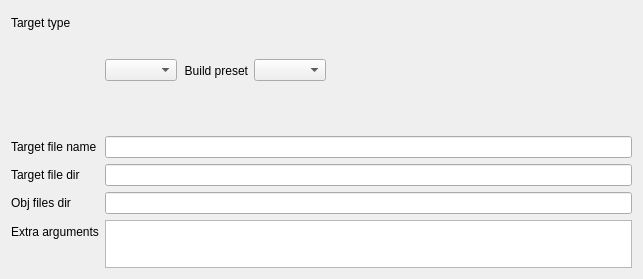
First picture: the form in src/plugins/dprojectmanager/dmakestep.ui, repository GoldMax/QtCreatorD, before the edit.
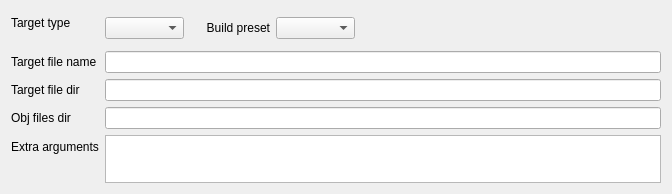
Second picture: the form after the edit.

```diff
--- a/src/plugins/dprojectmanager/dmakestep.ui
+++ b/src/plugins/dprojectmanager/dmakestep.ui
@@ -6,8 +6,8 @@
    <rect>
     <x>0</x>
     <y>0</y>
-    <width>548</width>
-    <height>279</height>
+    <width>672</width>
+    <height>194</height>
    </rect>
   </property>
   <layout class="QFormLayout" name="formLayout">
```
